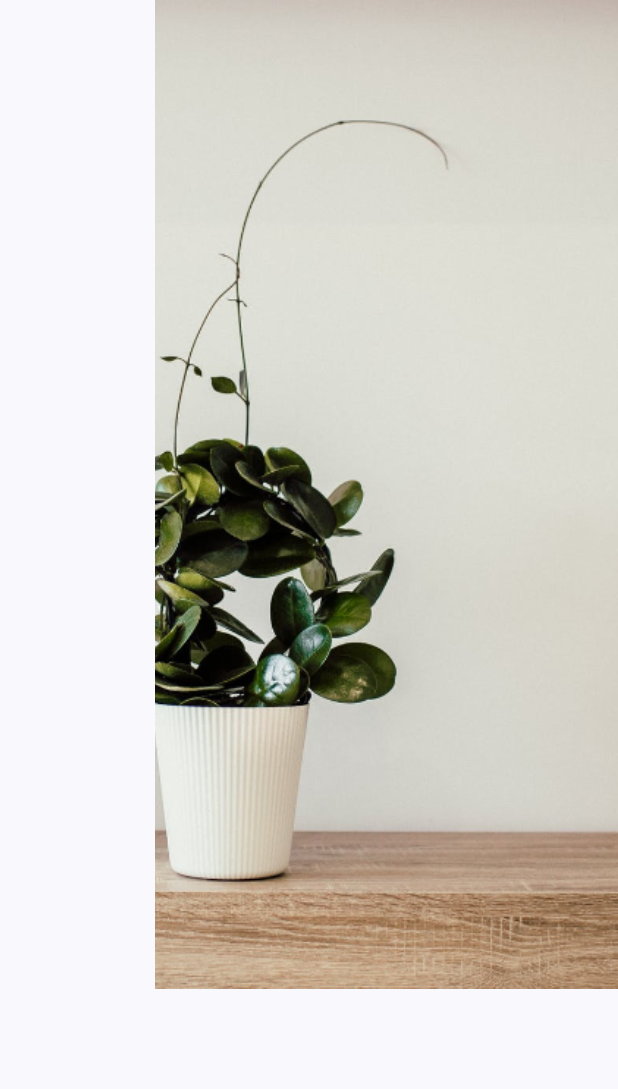
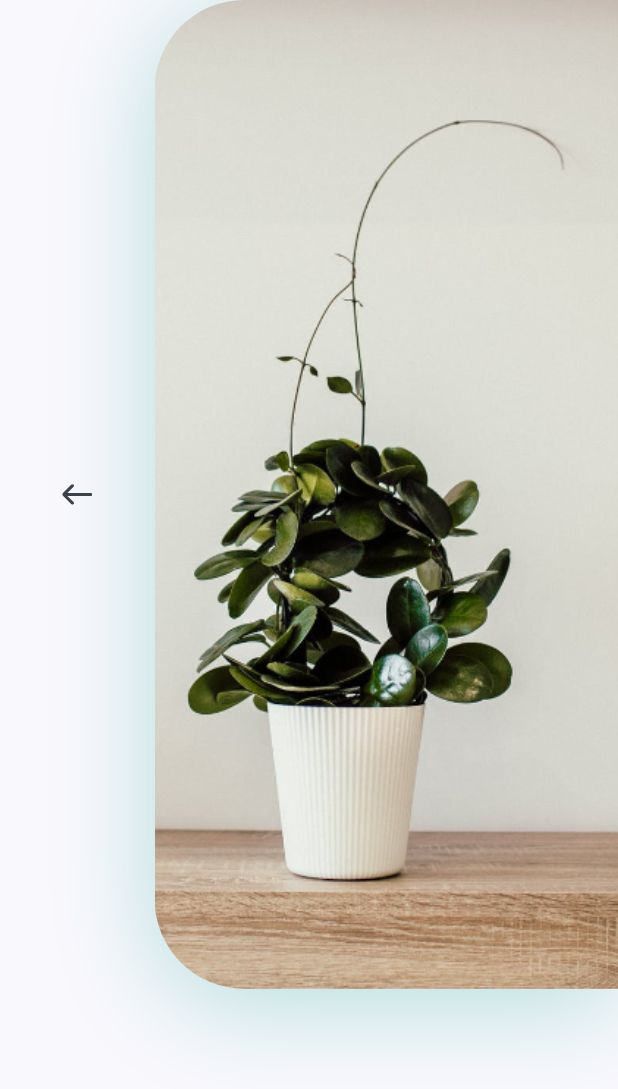
Before and after one commit to IngNex/flutter-plant-ui-practice, a Flutter app: the DetailsObject screen opened directly, on a phone screen of 412 x 824 dp. Shown: the top 1089 px of the screen. Run offline on Flutter 3.47's test engine with Material 2 defaults, Android fonts, the phone set to English and light mode, and no system bars; our stand-ins replace flutter_svg.

Commit message:
add img in body details object

```diff
--- a/lib/screens/details/components/body.dart
+++ b/lib/screens/details/components/body.dart
@@ -1,6 +1,9 @@
 import 'package:flutter/cupertino.dart';
+import 'package:flutter/material.dart';
 import 'package:flutter/src/widgets/container.dart';
 import 'package:flutter/src/widgets/framework.dart';
+import 'package:flutter_svg/flutter_svg.dart';
+import 'package:front_plant_app_flutter_ui/constants.dart';
 
 class Body extends StatelessWidget {
   const Body({super.key});
@@ -12,12 +15,34 @@ class Body extends StatelessWidget {
       children: [
         Row(
           children: [
-            Expanded(child: Column()),
+            Expanded(
+              child: Column(
+                children: [
+                  IconButton(
+                    onPressed: () {
+                      Navigator.pop(context);
+                    },
+                    icon: SvgPicture.asset('assets/icons/back_arrow.svg'),
+                  ),
+                ],
+              ),
+            ),
             Container(
               height: size.height * 0.8,
               width: size.width * 0.75,
               decoration: BoxDecoration(
+                borderRadius: BorderRadius.only(
+                  topLeft: Radius.circular(60),
+                  bottomLeft: Radius.circular(60),
+                ),
+                boxShadow: [
+                  BoxShadow(
+                      offset: Offset(0, 10),
+                      blurRadius: 60,
+                      color: nexPrimaryColor.withOpacity(0.29)),
+                ],
                 image: DecorationImage(
+                  alignment: Alignment.centerLeft,
                   fit: BoxFit.cover,
                   image: AssetImage('assets/images/img.png'),
                 ),
```
